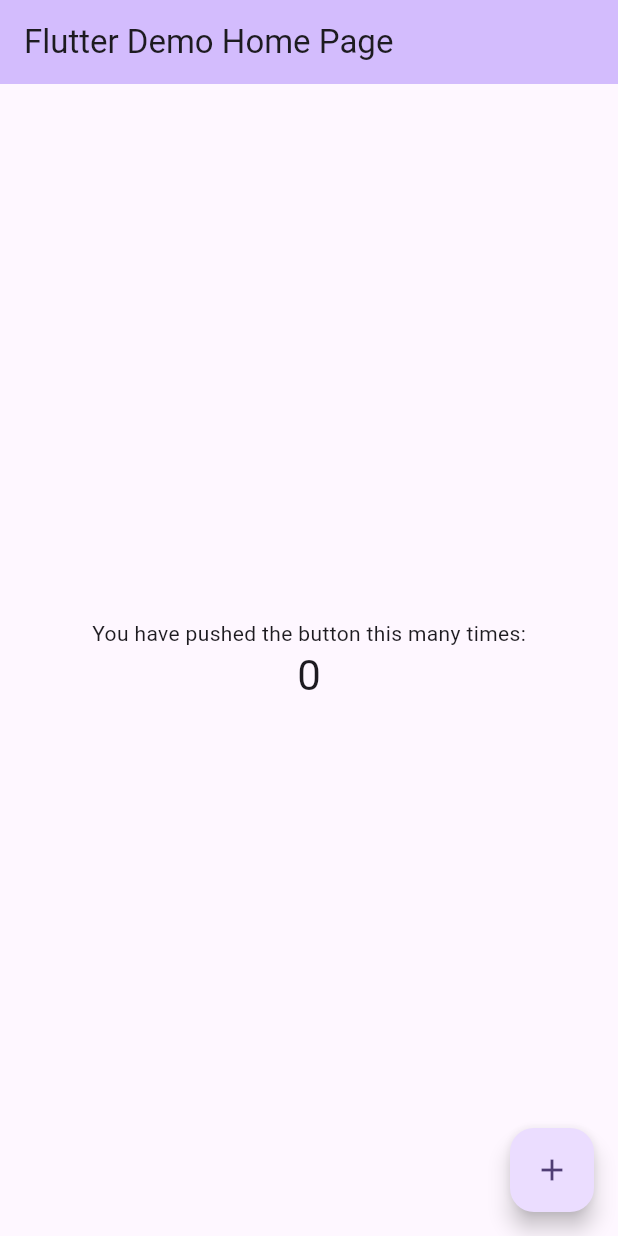
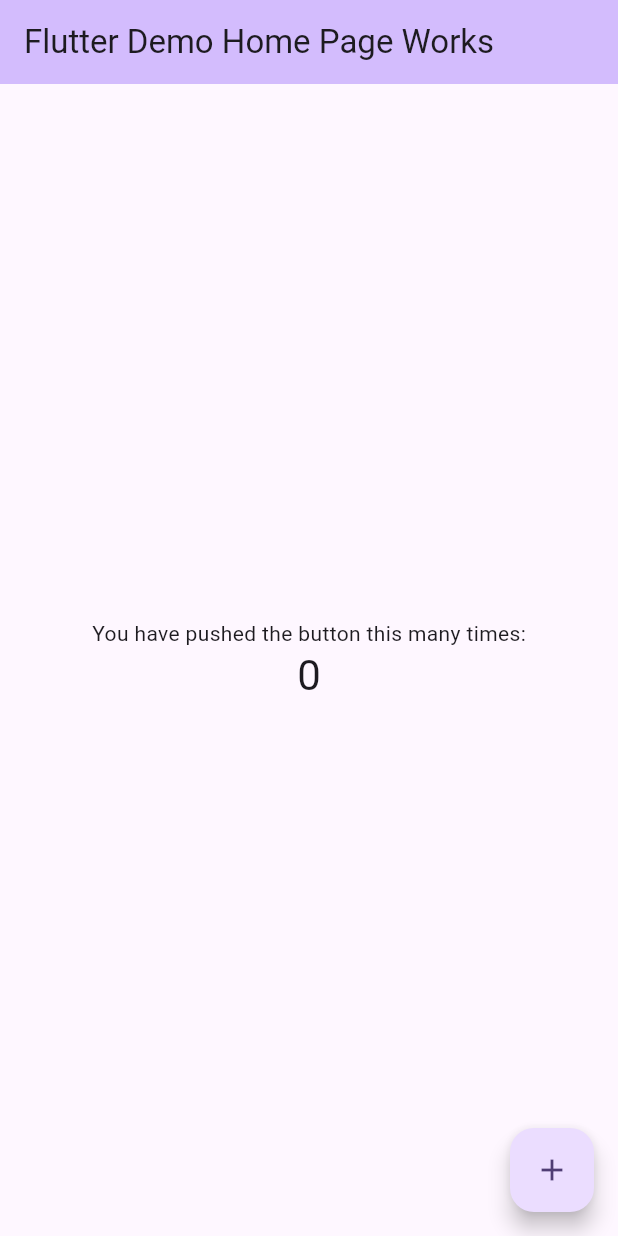
Before and after one commit to AravindIM/flutter-ci, a Flutter app: the screen it shows after launch, on a phone screen of 412 x 824 dp. Run offline on Flutter 3.47's test engine with Material 2 defaults, Android fonts, the phone set to English and light mode, and no system bars.

Commit message:
feat(fake): add fake feature

```diff
--- a/lib/main.dart
+++ b/lib/main.dart
@@ -31,7 +31,7 @@ class MyApp extends StatelessWidget {
         colorScheme: ColorScheme.fromSeed(seedColor: Colors.deepPurple),
         useMaterial3: true,
       ),
-      home: const MyHomePage(title: 'Flutter Demo Home Page'),
+      home: const MyHomePage(title: 'Flutter Demo Home Page Works'),
     );
   }
 }
```
